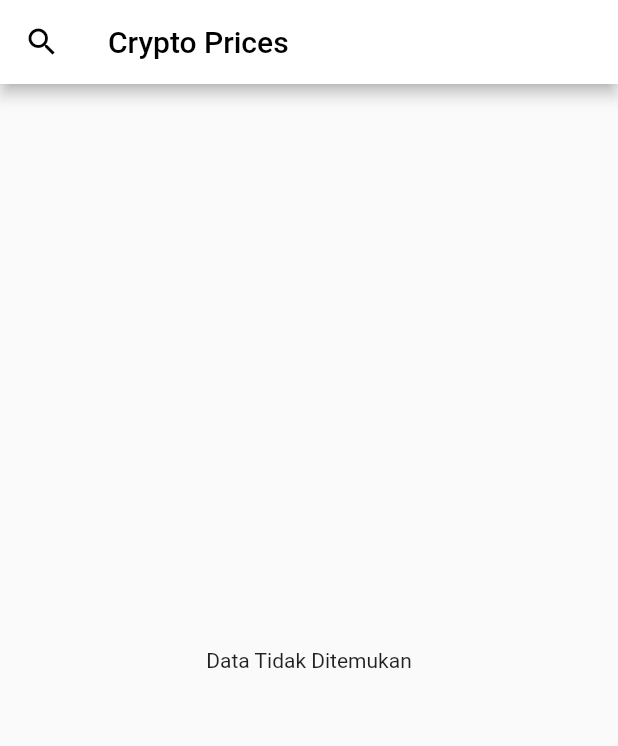
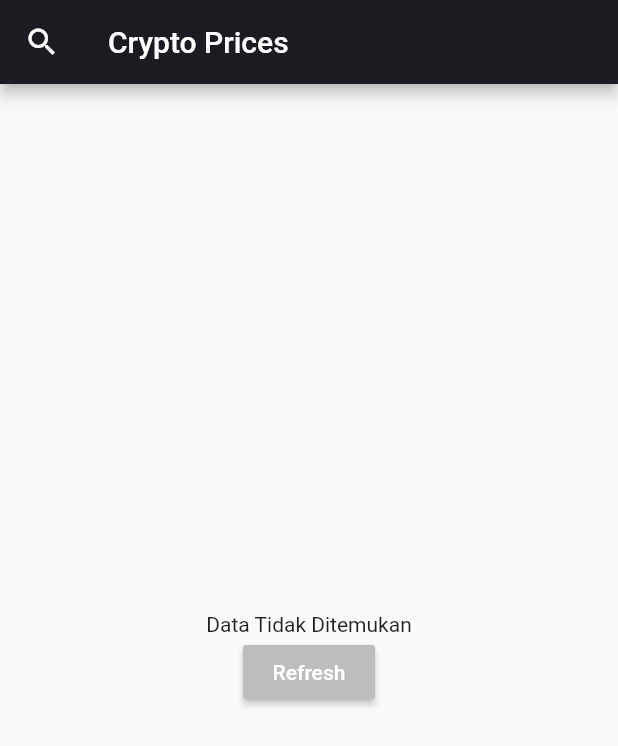
Before and after one commit to alamsyahh15/Crypto-Prices, a Flutter app: the screen it shows after launch, on a phone screen of 412 x 824 dp. Shown: the top 746 px of the screen. Run offline on Flutter 3.47's test engine with Material 2 defaults, Android fonts, the phone set to English and light mode, and no system bars; our stand-ins replace dio; missing offline and left inert: candlesticks; network calls fail; statements that could not run were skipped.

Commit message:
Update search data

```diff
--- a/lib/screen/candle_screen.dart
+++ b/lib/screen/candle_screen.dart
@@ -37,15 +37,15 @@ class _CandleScreenState extends State<CandleScreen> {
       child: Scaffold(
         appBar: AppBar(
           leading: IconButton(
-            icon: Icon(Icons.arrow_back_ios, color: Colors.black),
+            icon: Icon(Icons.arrow_back_ios, color: Colors.white),
             onPressed: () {
               Navigator.pop(context);
             },
           ),
-          backgroundColor: Colors.white,
+          backgroundColor: Color(0xFF1B1C21),
           title: Text(
             "${widget.coinData.symbol} / USDT",
-            style: TextStyle(color: Colors.black),
+            style: TextStyle(color: Colors.white),
           ),
         ),
         body: Center(
--- a/lib/screen/market_screen.dart
+++ b/lib/screen/market_screen.dart
@@ -38,7 +38,20 @@ class _MarketScreenState extends State<MarketScreen> {
                       child: priceProv.isLoading
                           ? Center(child: CircularProgressIndicator())
                           : priceProv.listAsset.isEmpty
-                              ? Center(child: Text("Data Tidak Ditemukan"))
+                              ? Center(
+                                  child: Column(
+                                    mainAxisAlignment: MainAxisAlignment.center,
+                                    children: [
+                                      Text("Data Tidak Ditemukan"),
+                                      MaterialButton(
+                                        color: Colors.grey.shade400,
+                                        textColor: Colors.white,
+                                        child: Text("Refresh"),
+                                        onPressed: priceProv.initRefresh,
+                                      )
+                                    ],
+                                  ),
+                                )
                               : SingleChildScrollView(
                                   physics: AlwaysScrollableScrollPhysics(),
                                   child: ListView.builder(
@@ -64,19 +77,20 @@ class _MarketScreenState extends State<MarketScreen> {
 
   PreferredSizeWidget buildAppBar() {
     return AppBar(
-      backgroundColor: Colors.white,
+      backgroundColor: Color(0xFF1B1C21),
       leading: isSearch
           ? null
           : IconButton(
               onPressed: () => setState(() {
                 isSearch = !isSearch;
               }),
-              icon: Icon(Icons.search, color: Colors.black),
+              icon: Icon(Icons.search, color: Colors.white),
             ),
       title: !isSearch
-          ? Text("Crypto Prices", style: TextStyle(color: Colors.black))
+          ? Text("Crypto Prices", style: TextStyle(color: Colors.white))
           : Consumer<AssetPriceProvider>(
               builder: (context, priceProv, _) => CupertinoSearchTextField(
+                backgroundColor: Colors.white,
                 onChanged: (query) {
                   priceProv.search(query);
                 },
--- a/lib/viewmodels/asset_price_provider.dart
+++ b/lib/viewmodels/asset_price_provider.dart
@@ -49,6 +49,12 @@ class AssetPriceProvider extends ChangeNotifier {
       bckupListAsset.addAll(listAsset);
     }
     notifyListeners();
+  }
+
+  initRefresh() async {
+    isLoading = true;
+    await getAsset();
+    isLoading = false;
   }
 
   void listenData() {
```
